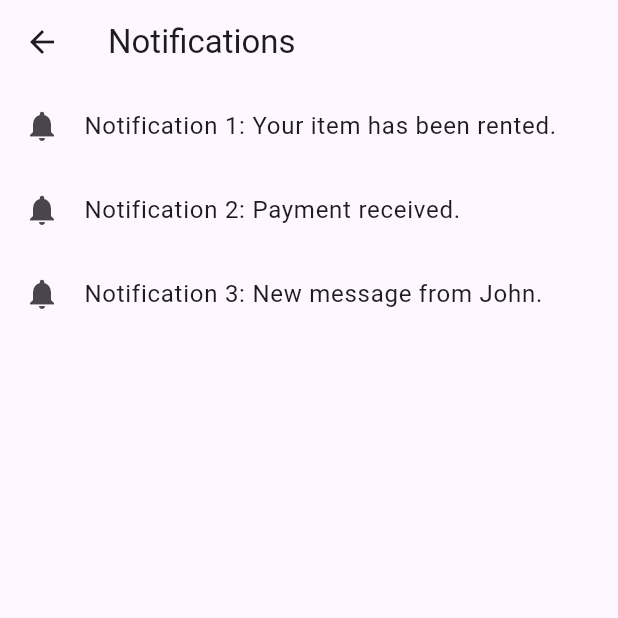
After one commit to acktron/shuffle_native, a Flutter app: the NotificationPage screen opened directly, on a phone screen of 412 x 824 dp, the top half of it. The commit adds this screen. Run offline on Flutter 3.47's test engine with Material 3 defaults, Android fonts, the phone set to English and light mode, and no system bars; our stand-ins replace dio, flutter_secure_storage, geocoding, geolocator, google_maps_flutter, image_picker and 1 more; accounts and stored records are empty.

```diff
--- a/lib/constants.dart
+++ b/lib/constants.dart
@@ -1,2 +1,3 @@
 // API URL constants
-const String baseUrl = 'http://172.16.35.44:8000'; // Replace with your actual API URL
+const String baseUrl =
+    'http://192.168.137.1:8000'; // Replace with your actual API URL
--- /dev/null
+++ b/lib/notification_page.dart
@@ -0,0 +1,36 @@
+import 'package:flutter/material.dart';
+
+class NotificationPage extends StatelessWidget {
+  const NotificationPage({super.key});
+
+  @override
+  Widget build(BuildContext context) {
+    final List<String> notifications = [
+      'Notification 1: Your item has been rented.',
+      'Notification 2: Payment received.',
+      'Notification 3: New message from John.',
+    ];
+
+    return Scaffold(
+      appBar: AppBar(
+        title: const Text('Notifications'),
+      ),
+      body: notifications.isEmpty
+          ? const Center(
+              child: Text(
+                'No notifications available.',
+                style: TextStyle(fontSize: 16, color: Colors.grey),
+              ),
+            )
+          : ListView.builder(
+              itemCount: notifications.length,
+              itemBuilder: (context, index) {
+                return ListTile(
+                  leading: const Icon(Icons.notifications),
+                  title: Text(notifications[index]),
+                );
+              },
+            ),
+    );
+  }
+}
```
Also changed, not shown: lib/main.dart (+91 -20 lines), lib/request_page.dart (added, +26 -0 lines).
